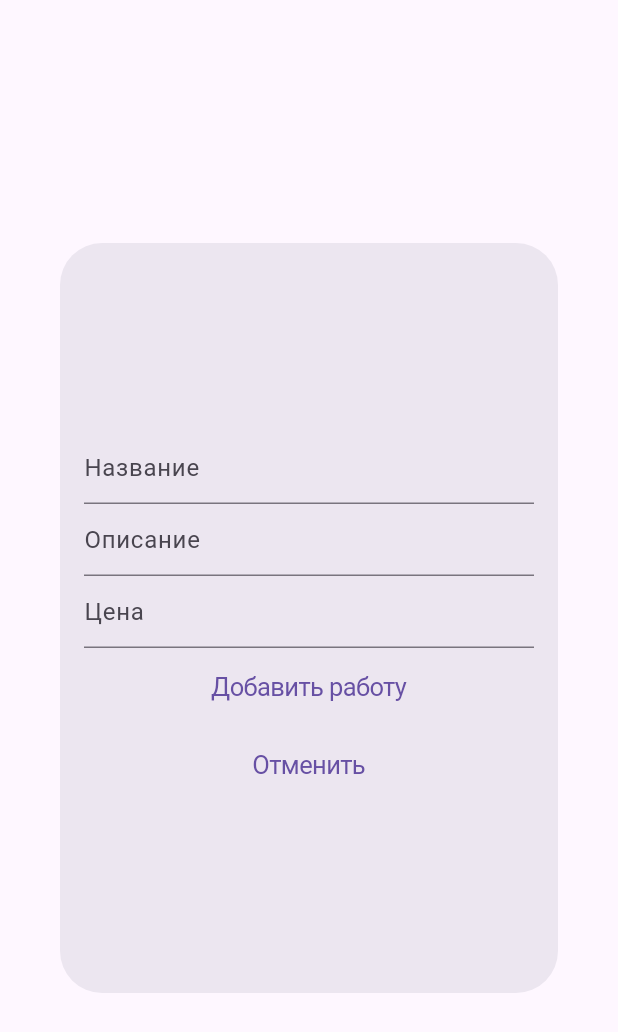
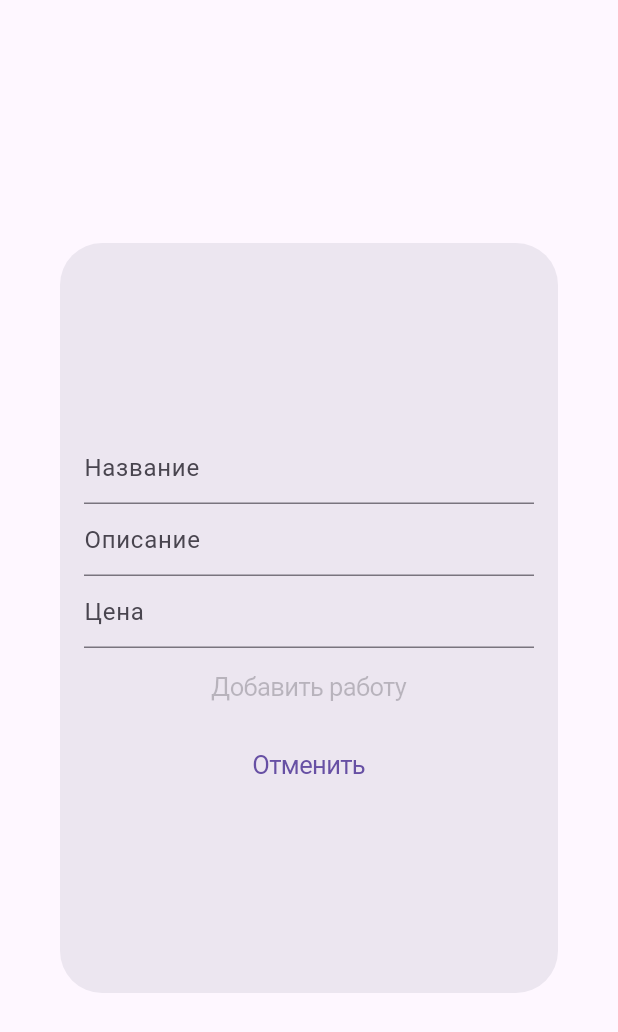
Before and after one commit to Raoster100/spektr_, a Flutter app: the WorkDialog widget shown alone on an empty page, opened directly, on a phone screen of 412 x 824 dp. Shown: the top 1032 px of the screen. Run offline on Flutter 3.47's test engine with Material 3 defaults, Android fonts, the light colour scheme and no system bars; our stand-ins replace auto_route, drift, file_picker, flutter_map, flutter_svg, hive_flutter and 1 more; missing offline and left inert: maps_launcher, ru_phone_formatter, sbeu_reactive_pattern, sqlite3; accounts and stored records are empty; generated files the repository leaves out were written again.

Commit message:
Update work_dialog.dart

```diff
--- a/lib/presentation/screens/admin/widget/work_dialog.dart
+++ b/lib/presentation/screens/admin/widget/work_dialog.dart
@@ -1,8 +1,7 @@
 import 'package:flutter/cupertino.dart';
 import 'package:flutter/material.dart';
 import 'package:flutter/widgets.dart';
-import '../../../../data/hive_service.dart';
-import '../../../../data/models/hive_models.dart';
+
 
 class WorkDialog extends StatefulWidget {
   const WorkDialog({
@@ -18,12 +17,12 @@ class _WorkDialogState extends State<WorkDialog> {
   final descriptionController = TextEditingController();
   final priceController = TextEditingController();
 
-  _addWork() async {
+ /* _addWork() async {
     HiveService().putWork(Work(
         name: nameController.text,
         price: priceController.text,
         description: descriptionController.text));
-  }
+  }*/
 
   @override
   Widget build(BuildContext context) {
@@ -59,7 +58,7 @@ class _WorkDialogState extends State<WorkDialog> {
                     ),
                   ),
                   CupertinoButton(
-                      child: Text('Добавить работу'), onPressed: _addWork),
+                      child: Text('Добавить работу'), onPressed: /*_addWork*/null),
                   CupertinoButton(
                       child: Text('Отменить'),
                       onPressed: Navigator.of(context).pop)
```
